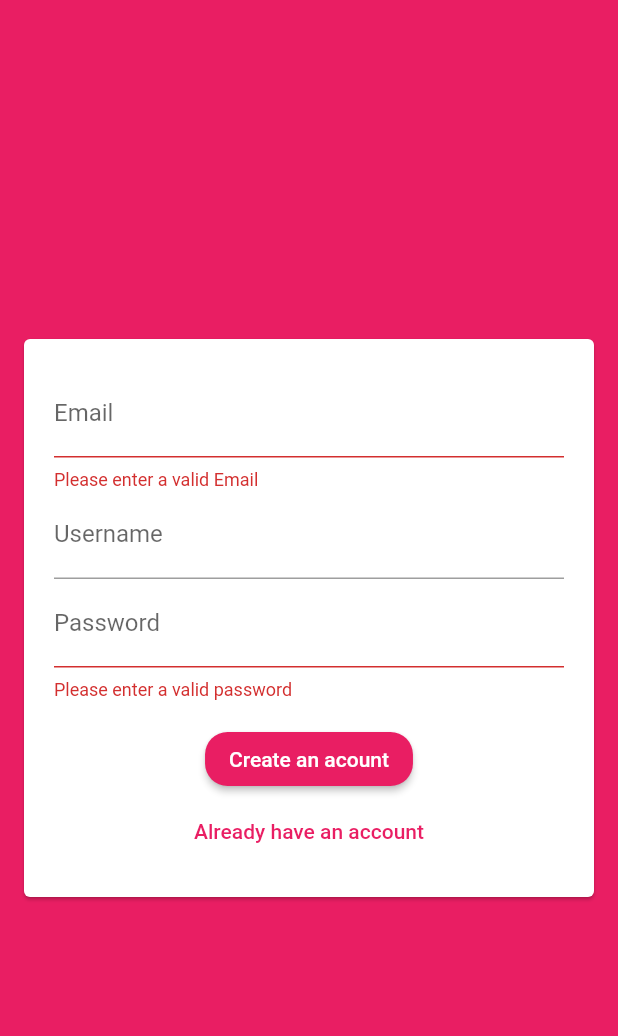
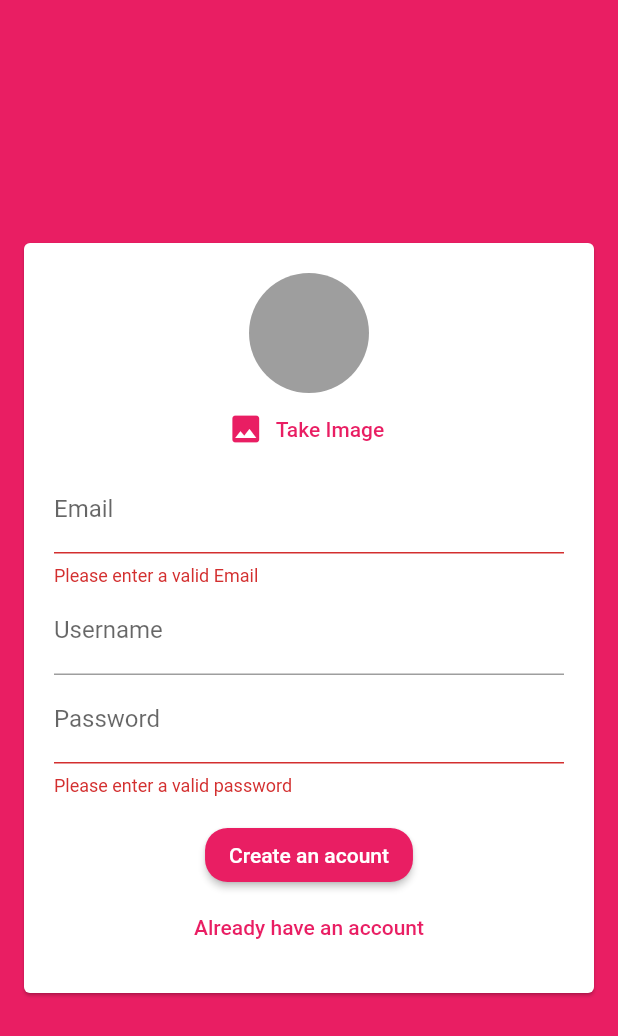
Before and after one commit to khsh90/Max-ChatApp-Section14, a Flutter app: the screen it shows after launch, after a tap on "Login", after a tap on "Create an account", on a phone screen of 412 x 824 dp. Shown: the top 1036 px of the screen. Run offline on Flutter 3.47's test engine with Material 2 defaults, Android fonts, the phone set to English and light mode, and no system bars; our stand-ins replace cloud_firestore, firebase_auth, image_picker; missing offline and left inert: dart:ffi; accounts and stored records are empty.

Commit message:
add image icon then use it to add image from camera

```diff
--- a/lib/widgets/auth/auth_form.dart
+++ b/lib/widgets/auth/auth_form.dart
@@ -1,3 +1,4 @@
+import '../imagepicker/user_image_picker.dart';
 import 'package:flutter/material.dart';
 
 class AuthForm extends StatefulWidget {
@@ -51,6 +52,7 @@ class _AuthFormState extends State<AuthForm> {
               child: Column(
                 // mainAxisSize: MainAxisSize.min,
                 children: [
+                  if (!_isLogin) UserImagePicker(),
                   TextFormField(
                     keyboardType: TextInputType.emailAddress,
                     decoration: InputDecoration(labelText: 'Email'),
--- /dev/null
+++ b/lib/widgets/imagepicker/user_image_picker.dart
@@ -0,0 +1,44 @@
+import 'dart:ffi';
+
+import 'package:flutter/material.dart';
+import 'package:image_picker/image_picker.dart';
+import 'dart:io';
+
+class UserImagePicker extends StatefulWidget {
+  @override
+  _UserImagePickerState createState() => _UserImagePickerState();
+}
+
+class _UserImagePickerState extends State<UserImagePicker> {
+  File _imageFile;
+  void takeImage() async {
+    final picker = ImagePicker();
+    final pickImage = await picker.getImage(source: ImageSource.camera);
+
+    final pickImageFile = File(pickImage.path);
+
+    setState(() {
+      _imageFile = pickImageFile;
+      print(_imageFile);
+    });
+  }
+
+  @override
+  Widget build(BuildContext context) {
+    return Column(
+      children: [
+        CircleAvatar(
+            radius: 40,
+            backgroundColor: Colors.grey,
+            backgroundImage: _imageFile != null ? FileImage(_imageFile) : null),
+        FlatButton.icon(
+            textColor: Theme.of(context).primaryColor,
+            onPressed: takeImage,
+            icon: Icon(Icons.image),
+            label: Text(
+              'Take Image',
+            ))
+      ],
+    );
+  }
+}
--- a/pubspec.yaml
+++ b/pubspec.yaml
@@ -25,6 +25,7 @@ dependencies:
     sdk: flutter
   cloud_firestore: 0.13.5
   firebase_auth: 0.16.1
+  image_picker: ^0.6.5+3
 
 
   # The following adds the Cupertino Icons font to your application.
```
Also changed, not shown: pubspec.lock, 1 other file.
